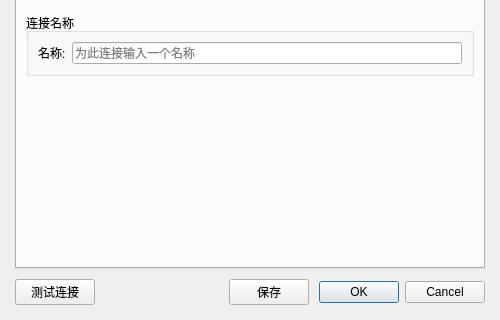
Before: the Qt Designer form src/ui/connectiondialog.ui in JiaYongChen/QtRemoteDesktop, drawn with Qt 5; both pictures show x 0 to 500 and y 280 to 600 of the 500 by 600 pixel window.
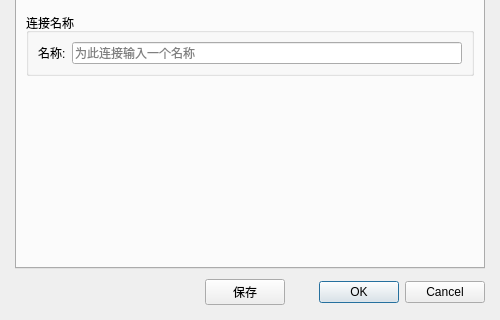
After: the same form once the commit is applied. Icons and pictures are not drawn.

```diff
--- a/src/ui/connectiondialog.ui
+++ b/src/ui/connectiondialog.ui
@@ -573,17 +573,6 @@
    </item>
    <item>
     <layout class="QHBoxLayout" name="buttonLayout">
-     <item>
-      <widget class="QPushButton" name="testConnectionButton">
-       <property name="text">
-        <string>测试连接</string>
-       </property>
-       <property name="icon">
-      <iconset resource="../../resources/resources.qrc">
-         <normaloff>:/icons/test.svg</normaloff>:/icons/test.svg</iconset>
-       </property>
-      </widget>
-     </item>
      <item>
       <spacer name="buttonSpacer">
        <property name="orientation">
```
